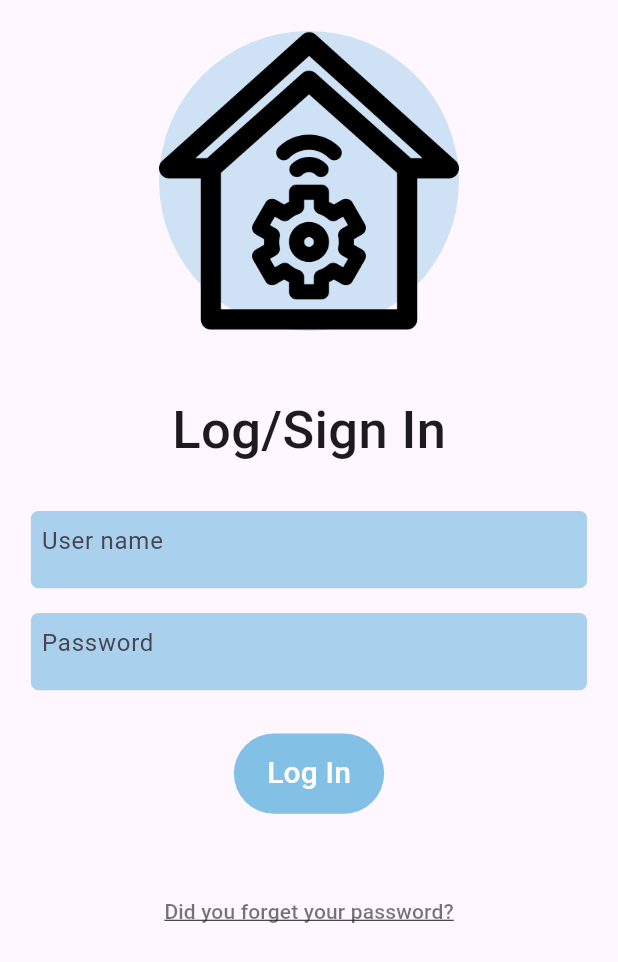
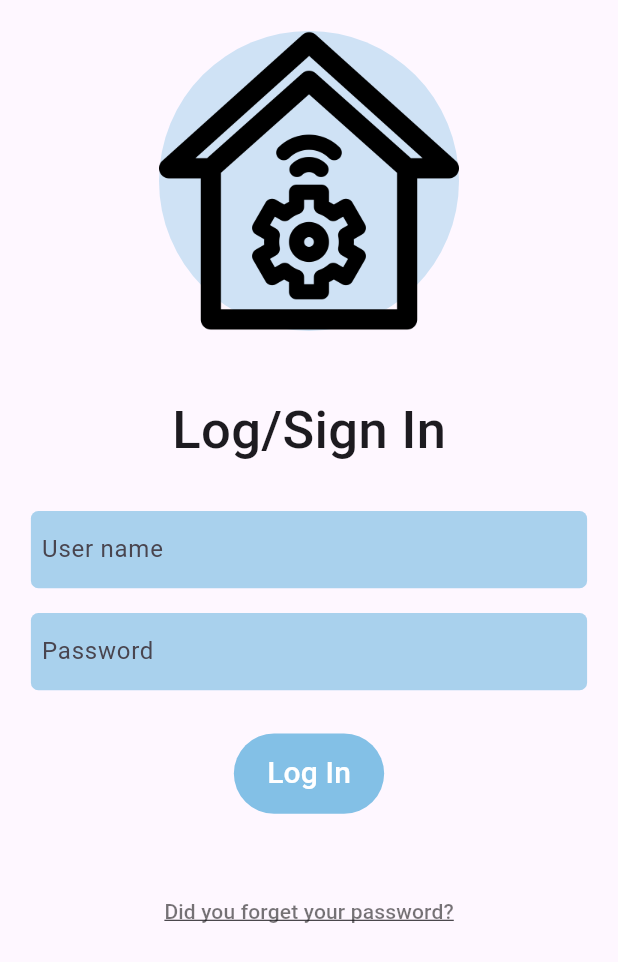
Before and after one commit to Andresf9823/dominator_app, a Flutter app: the screen it shows after launch, on a phone screen of 412 x 824 dp. Shown: the top 962 px of the screen. Run offline on Flutter 3.47's test engine with Material 3 defaults, Android fonts, the light colour scheme and no system bars.

Commit message:
Added debug messages on HTTP GET response and label text of text form field is now at the top of de form

```diff
--- a/lib/loggin/infrastructure/get_user_sign_in.dart
+++ b/lib/loggin/infrastructure/get_user_sign_in.dart
@@ -8,8 +8,9 @@ Future<User> getSignInUser(User user) async {
     final response =
         await http.get(Uri.parse("https://api.chucknorris.io/jokes/random"));
     if (response.statusCode == 200) {
-      // print(
-      //     " STATUS: ${response.statusCode} \n CONTENT LENGTH: ${response.contentLength} \n HEADERS: ${response.headers} \nBODY: ${response.body}");
+      print(
+          " STATUS: ${response.statusCode} \n CONTENT LENGTH: ${response.contentLength} \n HEADERS: ${response.headers}");
+      print("\n BODY: ${response.body}");
       return User.fromJson(jsonDecode(response.body));
     }
     throw (Exception());
--- a/lib/loggin/infrastructure/tcp_server.dart
+++ b/lib/loggin/infrastructure/tcp_server.dart
@@ -1,4 +1,3 @@
-import 'dart:async';
 import 'dart:io';
 
 class TcpClient {
@@ -13,7 +12,9 @@ class TcpClient {
 
   void connect() async {
     try {
+      print("TGISSS");
       Socket.connect(serverAddress, port).then((Socket sock) {
+        print("TGISSS");
         socket = sock;
         socket.listen(_dataHandler,
             onError: _onErrorHandler, onDone: disconnect, cancelOnError: false);
@@ -34,7 +35,7 @@ class TcpClient {
 
   void sendMessage(Object message) {
     socket.write(message);
-    print('Sent to server: $message');
+    print('Sent to server $serverAddress:$port -> $message');
   }
 
   void disconnect() {
--- a/lib/widgets/text_input.dart
+++ b/lib/widgets/text_input.dart
@@ -52,29 +52,23 @@ class _TextInput extends State<TextInput> {
   Widget build(BuildContext context) {
     final separation = MediaQuery.of(context).size.height * 0.05;
     return Container(
-      alignment: Alignment.topCenter,
+      // alignment: Alignment.topCenter,
       height: MediaQuery.of(context).size.height * 0.0625,
       decoration: BoxDecoration(
           color: currrentColor,
           borderRadius: const BorderRadius.all(Radius.circular(5.0))),
       child: Padding(
-        padding: EdgeInsets.only(
-            bottom: separation * 0.1,
-            left: separation * 0.175,
-            right: separation * 0.175),
-        child: SizedBox(
-          height: MediaQuery.of(context).size.height * 0.05,
+        padding: EdgeInsets.symmetric(horizontal: separation * 0.175),
         child: TextFormField(
-            cursorHeight: 22,
           obscureText: hiddeValue,
           controller: _controller,
           decoration: InputDecoration(
               border: const UnderlineInputBorder(borderSide: BorderSide.none),
-                labelStyle: const TextStyle(height: 3.75),
               labelText: textLabel,
-                hintText: textHint),
+              labelStyle: const TextStyle(height: -0.1),
+              hintText: textHint
+              ),
           onChanged: textFormFieldOnChange,
-          ),
         ),
       ),
     );
```
Also changed, not shown: lib/loggin/application/sign_in.dart (+15 -18 lines), lib/main.dart (line endings or trailing spaces). Lines whose indentation alone changed are shown as unchanged.
